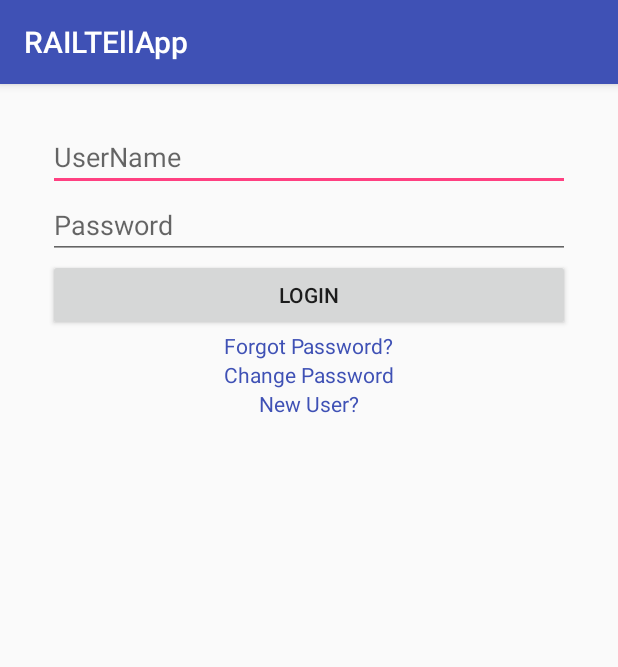
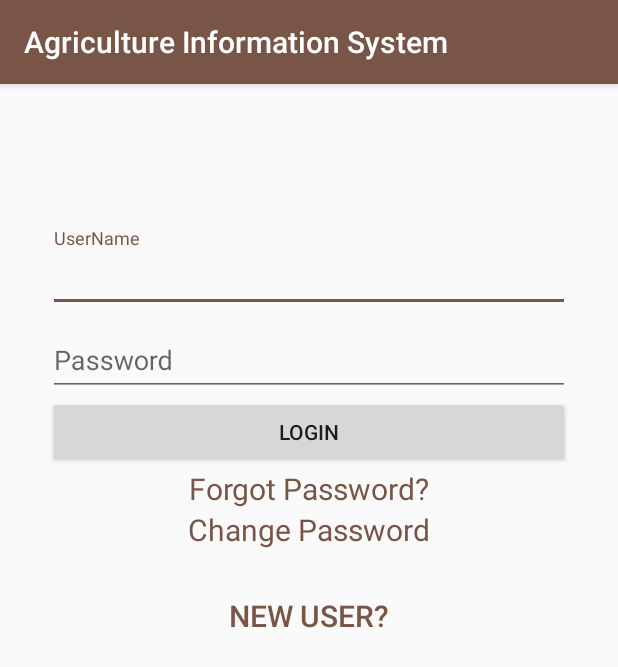
Before and after one commit to ashishjoshi1995/railtellapp, an Android app: the screen it shows after launch (MainActivity), on a phone screen of 412 x 824 dp. Shown: the top 667 px of the screen. Run offline under Robolectric (Android 15) with nearby library versions, the phone set to English and light mode, and no system bars.

Commit message:
UI changes made

```diff
--- a/New folder/repo1/app/src/main/res/layout/activity_main.xml
+++ b/New folder/repo1/app/src/main/res/layout/activity_main.xml
@@ -9,16 +9,31 @@
     android:paddingTop="@dimen/activity_vertical_margin"
     tools:context="com.example.ashish.railtellapp.MainActivity">
 
-    <EditText
+
+    <android.support.design.widget.TextInputLayout
+        android:id="@+id/username_cover"
         android:layout_width="match_parent"
         android:layout_height="wrap_content"
-        android:inputType="number"
+        android:layout_marginTop="80dp"
+        >
+    <EditText
+
+        android:layout_width="match_parent"
+        android:layout_height="wrap_content"
         android:hint="UserName"
         android:id="@+id/login_mobile"
-        android:layout_marginTop="10dp"
+
         android:layout_marginLeft="16dp"
         android:layout_marginRight="16dp"
         />
+    </android.support.design.widget.TextInputLayout>
+
+    <android.support.design.widget.TextInputLayout
+        android:id="@+id/password_cover"
+        android:layout_width="match_parent"
+        android:layout_height="wrap_content"
+        android:layout_below="@id/username_cover"
+        >
     <EditText
         android:layout_width="match_parent"
         android:layout_height="wrap_content"
@@ -27,8 +42,11 @@
         android:layout_marginRight="16dp"
         android:hint="Password"
         android:id="@+id/login_password"
-        android:password="true"
-        android:layout_below="@id/login_mobile"/>
+        android:password="true" />
+
+    </android.support.design.widget.TextInputLayout>
+
+
     <Button
         android:layout_width="match_parent"
         android:layout_height="wrap_content"
@@ -36,7 +54,7 @@
         android:id="@+id/button_login"
         android:layout_marginLeft="16dp"
         android:layout_marginRight="16dp"
-        android:layout_below="@id/login_password"/>
+        android:layout_below="@id/password_cover"/>
 
     <TextView
         android:layout_width="wrap_content"
@@ -48,7 +66,11 @@
         android:id="@+id/forgot_password"
         android:layout_marginLeft="16dp"
         android:layout_marginRight="16dp"
+        android:textSize="20sp"
         />
+
+
+
     <TextView
         android:layout_width="wrap_content"
         android:layout_height="wrap_content"
@@ -59,9 +81,10 @@
         android:id="@+id/change_password"
         android:layout_marginLeft="16dp"
         android:layout_marginRight="16dp"
+        android:textSize="20sp"
         />
-    <TextView
-        android:layout_width="wrap_content"
+    <Button
+        android:layout_width="match_parent"
         android:layout_height="wrap_content"
         android:text="New User?"
         android:layout_below="@id/change_password"
@@ -70,5 +93,8 @@
         android:id="@+id/new_user"
         android:layout_marginLeft="16dp"
         android:layout_marginRight="16dp"
+        android:layout_marginTop="20dp"
+        android:textSize="20sp"
+        android:background="#0000"
         />
 </RelativeLayout>
--- a/New folder/repo1/app/src/main/res/values/colors.xml
+++ b/New folder/repo1/app/src/main/res/values/colors.xml
@@ -1,6 +1,8 @@
 <?xml version="1.0" encoding="utf-8"?>
 <resources>
-    <color name="colorPrimary">#3F51B5</color>
-    <color name="colorPrimaryDark">#303F9F</color>
-    <color name="colorAccent">#FF4081</color>
+    <color name="colorPrimary">#795548</color>
+    <color name="colorPrimaryDark">#5D4037</color>
+    <color name="colorAccent">#795548</color>
+    <color name="colorTextPrimary">#212121</color>
+
 </resources>
--- a/New folder/repo1/app/src/main/res/values/strings.xml
+++ b/New folder/repo1/app/src/main/res/values/strings.xml
@@ -1,4 +1,4 @@
 <resources>
-    <string name="app_name">RAILTEllApp</string>
+    <string name="app_name">Agriculture Information System</string>
     <string name="title_activity_login_support">LoginSupport</string>
 </resources>
```
Also changed, not shown: New folder/repo1/app/src/main/res/layout/change_password.xml (+27 -7 lines), New folder/repo1/app/src/main/res/layout/forgot_password.xml (+13 -6 lines).
